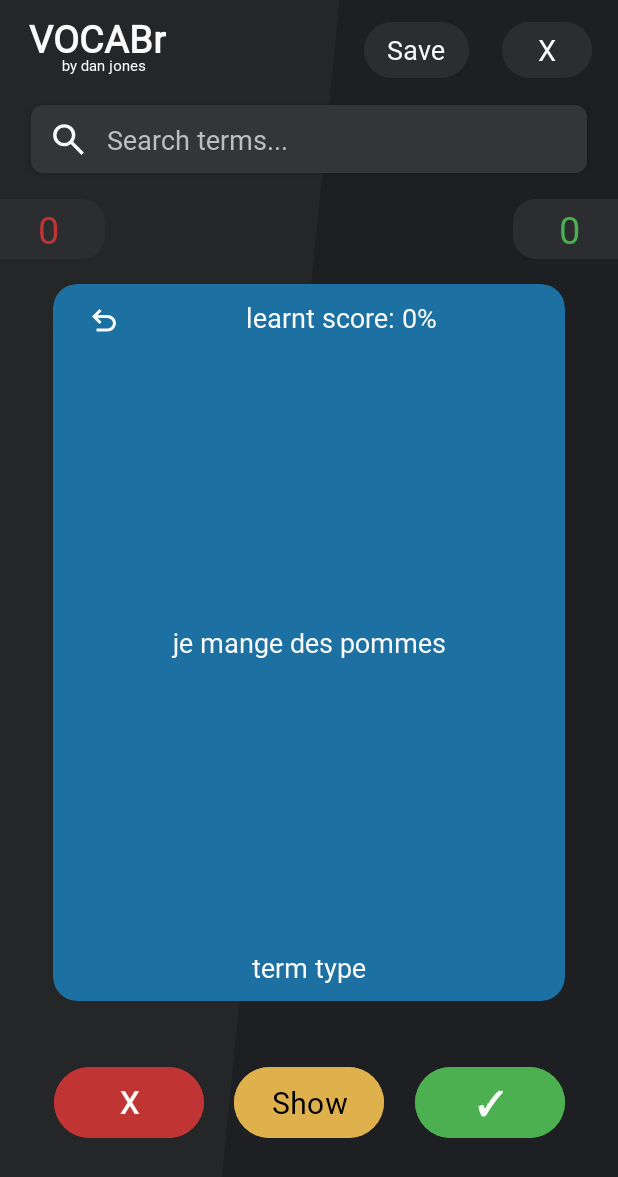
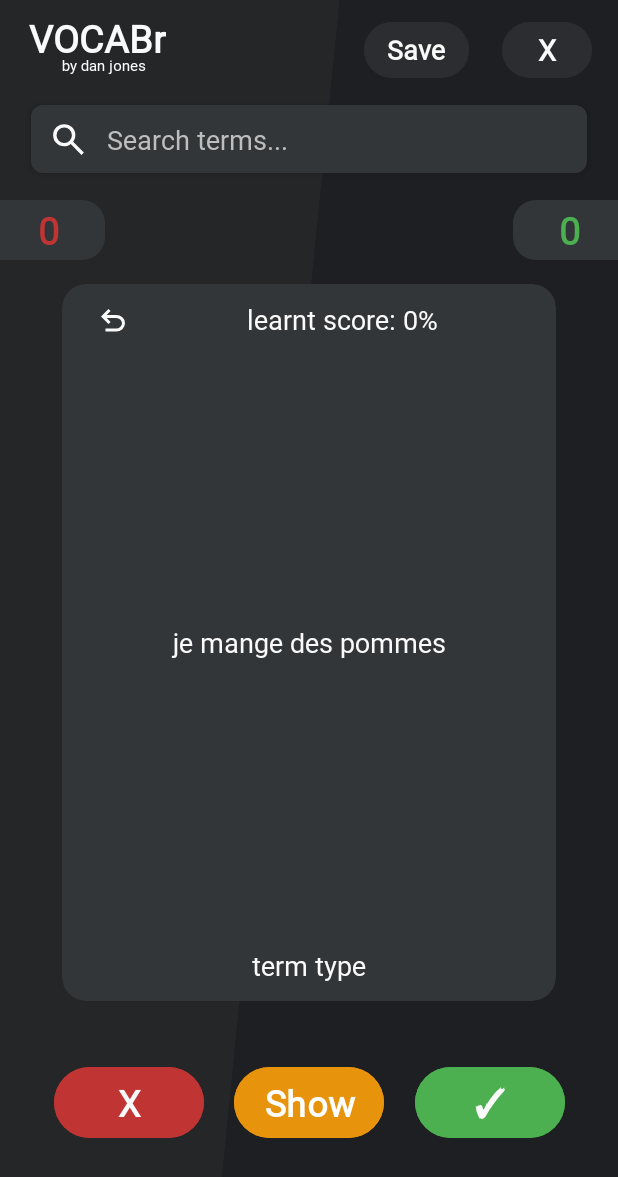
Before and after one commit to danj0nes/VOCABr, an Android app: the LearnActivity screen opened directly, with no data from a screen before it, on a phone screen of 412 x 824 dp. Shown: the top 1177 px of the screen. Run offline under Robolectric (Android 15) with nearby library versions, the phone set to English and light mode, and no system bars; 1 statement that could not run was skipped.

```diff
--- a/app/src/main/res/layout/activity_learn.xml
+++ b/app/src/main/res/layout/activity_learn.xml
@@ -67,12 +67,14 @@
         android:layout_width="wrap_content"
         android:layout_height="40dp"
         android:background="@drawable/counter_background_right"
+        android:backgroundTint="@color/card_gray"
         android:fontFamily="@font/cascadia_mono"
         android:gravity="center_vertical|end"
         android:minWidth="70dp"
         android:paddingEnd="25dp"
         android:paddingStart="10dp"
         android:text="@string/count_text_default"
+        android:textStyle="bold"
         android:textColor="@color/correct_green"
         android:textSize="25sp"
         app:layout_constraintBottom_toBottomOf="parent"
@@ -80,19 +82,21 @@
         app:layout_constraintHorizontal_bias="1"
         app:layout_constraintStart_toStartOf="parent"
         app:layout_constraintTop_toTopOf="parent"
-        app:layout_constraintVertical_bias="0.169" />
+        app:layout_constraintVertical_bias="0.17" />
 
     <TextView
         android:id="@+id/text_incorrect"
         android:layout_width="wrap_content"
         android:layout_height="40dp"
         android:background="@drawable/counter_background_left"
+        android:backgroundTint="@color/card_gray"
         android:fontFamily="@font/cascadia_mono"
         android:gravity="center_vertical|start"
         android:minWidth="70dp"
         android:paddingStart="25dp"
         android:paddingEnd="10dp"
         android:text="@string/count_text_default"
+        android:textStyle="bold"
         android:textColor="@color/incorrect_red"
         android:textSize="25sp"
         app:layout_constraintBottom_toBottomOf="parent"
@@ -100,7 +104,7 @@
         app:layout_constraintHorizontal_bias="0"
         app:layout_constraintStart_toStartOf="parent"
         app:layout_constraintTop_toTopOf="parent"
-        app:layout_constraintVertical_bias="0.169" />
+        app:layout_constraintVertical_bias="0.17" />
 
     <androidx.cardview.widget.CardView
         android:layout_height="0dp"
@@ -108,8 +112,8 @@
         app:cardCornerRadius="16dp"
         android:layout_margin="16dp"
         app:cardElevation="0dp"
-        android:backgroundTint="@color/term_white_def_high"
-        app:layout_constraintWidth_percent="0.83"
+        android:backgroundTint="@color/card_gray"
+        app:layout_constraintWidth_percent="0.8"
         app:layout_constraintHeight_percent="0.58"
         app:layout_constraintVertical_bias="0.552"
         app:layout_constraintTop_toTopOf="parent"
@@ -139,7 +143,7 @@
                 app:layout_constraintStart_toStartOf="parent"
                 app:layout_constraintTop_toTopOf="parent"
                 app:layout_constraintVertical_bias="0.5"
-                app:layout_constraintWidth_percent="0.85"
+                app:layout_constraintWidth_percent="0.9"
                 app:layout_constraintHeight_percent="0.8"/>
 
             <com.google.android.material.button.MaterialButton
@@ -153,7 +157,7 @@
                 app:iconGravity="textStart"
                 android:paddingStart="34dp"
                 android:paddingEnd="28dp"
-                android:backgroundTint="@color/term_white_def_high"
+                android:backgroundTint="@color/card_gray"
                 app:layout_constraintHorizontal_bias="0"
                 app:layout_constraintVertical_bias="0"
                 app:layout_constraintStart_toStartOf="parent"
@@ -170,9 +174,9 @@
                 android:textColor="@color/term_white"
                 android:textSize="18sp"
                 android:gravity="top"
-                android:layout_marginTop="10dp"
+                android:layout_marginTop="11dp"
                 app:layout_constraintVertical_bias="0"
-                app:layout_constraintHorizontal_bias="0.6"
+                app:layout_constraintHorizontal_bias="0.61"
                 app:layout_constraintBottom_toBottomOf="parent"
                 app:layout_constraintEnd_toEndOf="parent"
                 app:layout_constraintStart_toStartOf="parent"
@@ -187,7 +191,7 @@
                 android:textColor="@color/term_white"
                 android:textSize="18sp"
                 android:gravity="center"
-                android:layout_marginBottom="10dp"
+                android:layout_marginBottom="11dp"
                 app:layout_constraintBottom_toBottomOf="parent"
                 app:layout_constraintEnd_toEndOf="parent"
                 app:layout_constraintStart_toStartOf="parent"
@@ -206,6 +210,7 @@
         android:padding="0dp"
         android:text="@string/quit_button_text"
         android:textColor="@color/term_white"
+        android:textStyle="bold"
         android:textSize="19sp"
         app:layout_constraintBottom_toBottomOf="parent"
         app:layout_constraintEnd_toEndOf="parent"
@@ -223,6 +228,7 @@
         android:fontFamily="@font/cascadia_mono"
         android:padding="0dp"
         android:text="@string/save_button_text"
+        android:textStyle="bold"
         android:textColor="@color/term_white"
         android:textSize="18sp"
         app:layout_constraintBottom_toBottomOf="parent"
@@ -242,7 +248,8 @@
         android:backgroundTint="@color/correct_green"
         android:text="@string/correct_button_text"
         android:textColor="@color/term_white"
-        android:textSize="21sp"
+        android:textSize="25sp"
+        android:padding="0dp"
         android:layout_marginEnd="15dp"
         app:layout_constraintVertical_bias="0.92"
         app:layout_constraintStart_toEndOf="@id/button_show"
@@ -259,7 +266,8 @@
         android:backgroundTint="@color/incorrect_red"
         android:text="@string/incorrect_button_text"
         android:textColor="@color/term_white"
-        android:textSize="20sp"
+        android:textSize="24sp"
+        android:padding="0dp"
         android:layout_marginStart="15dp"
         app:layout_constraintVertical_bias="0.92"
         app:layout_constraintEnd_toStartOf="@id/button_show"
@@ -272,11 +280,12 @@
         android:layout_width="100dp"
         android:layout_height="55dp"
         android:fontFamily="@font/cascadia_mono"
-        android:backgroundTint="#DFB14C"
+        android:backgroundTint="@color/quitting_yellow"
         android:padding="0dp"
         android:text="@string/show_button_text"
-        android:textColor="@color/black"
-        android:textSize="20sp"
+        android:textColor="@color/white"
+        android:textStyle="bold"
+        android:textSize="24sp"
         app:layout_constraintHorizontal_bias="0.6"
         app:layout_constraintVertical_bias="0.92"
         app:layout_constraintStart_toEndOf="@id/button_incorrect"
```
Also changed, not shown: app/src/main/java/com/danjonesapps/vocabr/LearnActivity.kt (+37 -5 lines), app/src/main/java/com/danjonesapps/vocabr/ListAdapter.kt (+13 -9 lines), app/src/main/java/com/danjonesapps/vocabr/MainActivity.kt (+5 -47 lines), app/src/main/java/com/danjonesapps/vocabr/Util.kt (+126 -5 lines), app/src/main/res/layout/activity_main.xml (+48 -44 lines), app/src/main/res/layout/item_list.xml (+5 -5 lines).
